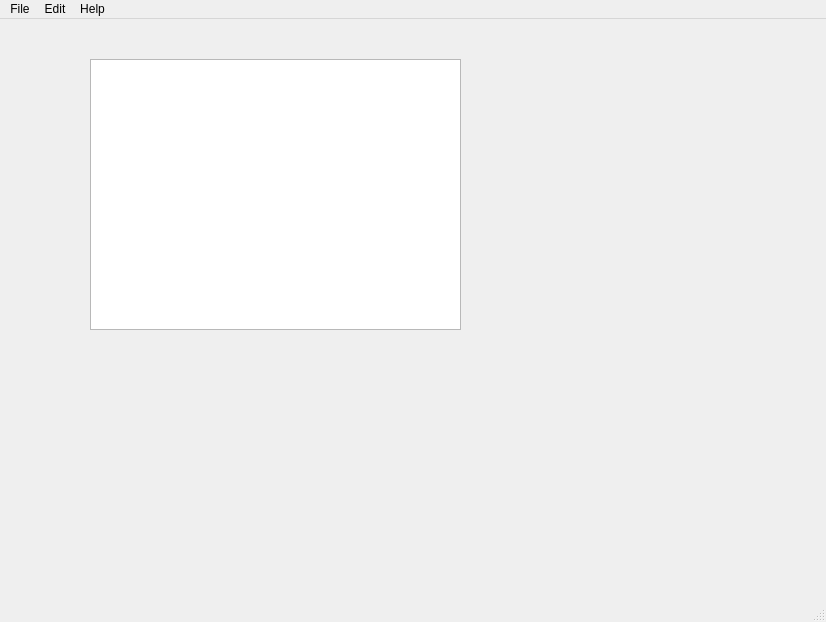
Above: src/mainwindow.ui from Necktschnagge/tobor-games before the change. Below: the same form after it.
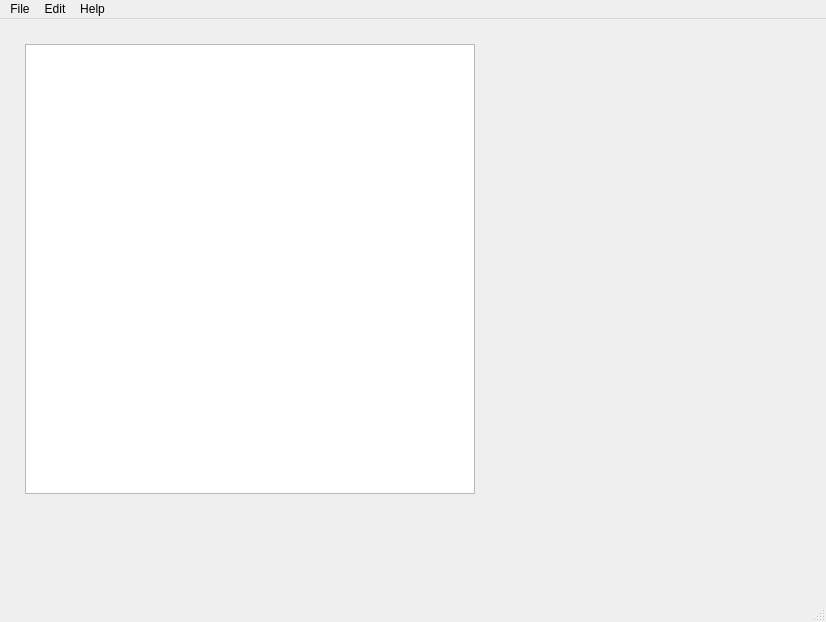
That is the form after the change.

Commit message: enable some debug view

The edit to the form file:
```diff
--- a/src/mainwindow.ui
+++ b/src/mainwindow.ui
@@ -29,10 +29,10 @@
        <widget class="QGraphicsView" name="graphicsView">
         <property name="geometry">
          <rect>
-          <x>70</x>
-          <y>20</y>
-          <width>371</width>
-          <height>271</height>
+                    <x>5</x>
+                    <y>5</y>
+                    <width>450</width>
+                    <height>450</height>
          </rect>
         </property>
        </widget>
```
Lines whose indentation alone changed are shown as unchanged. The commit also changes 1 other file.
